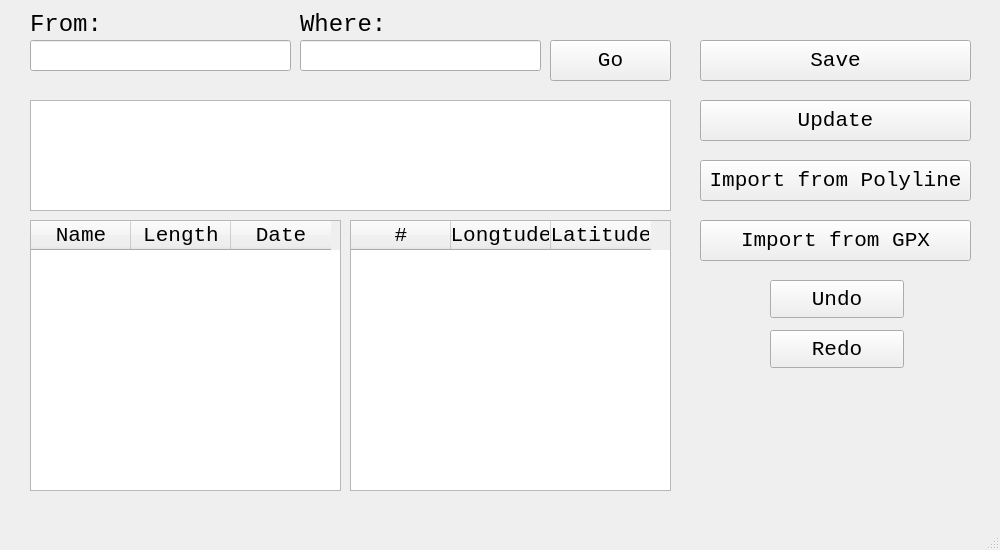
First picture: the form in Lab 1. Routes/editor.ui, repository Panda-Lewandowski/Software-engineering, before the edit.
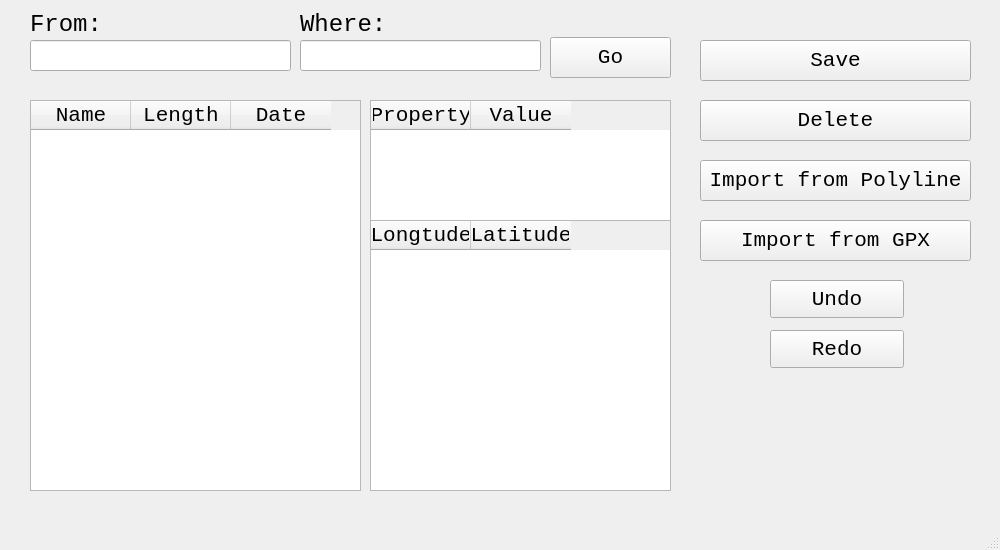
Second picture: the form after the edit.

What changed in the file:
```diff
--- a/Lab 1. Routes/editor.ui
+++ b/Lab 1. Routes/editor.ui
@@ -81,9 +81,9 @@
    <widget class="QTableWidget" name="points">
     <property name="geometry">
      <rect>
-      <x>350</x>
+      <x>370</x>
       <y>220</y>
-      <width>321</width>
+      <width>301</width>
       <height>271</height>
      </rect>
     </property>
@@ -93,17 +93,6 @@
       <pointsize>16</pointsize>
      </font>
     </property>
-    <column>
-     <property name="text">
-      <string>#</string>
-     </property>
-     <property name="font">
-      <font>
-       <family>Courier New</family>
-       <pointsize>16</pointsize>
-      </font>
-     </property>
-    </column>
     <column>
      <property name="text">
       <string>Longtude</string>
@@ -165,21 +154,11 @@
      <string>Undo</string>
     </property>
    </widget>
-   <widget class="QTextEdit" name="text">
-    <property name="geometry">
-     <rect>
-      <x>30</x>
-      <y>100</y>
-      <width>641</width>
-      <height>111</height>
-     </rect>
-    </property>
-   </widget>
    <widget class="QPushButton" name="go">
     <property name="geometry">
      <rect>
       <x>550</x>
-      <y>40</y>
+      <y>37</y>
       <width>121</width>
       <height>41</height>
      </rect>
@@ -267,16 +246,16 @@
      </font>
     </property>
     <property name="text">
-     <string>Update</string>
+     <string>Delete</string>
     </property>
    </widget>
    <widget class="QTableWidget" name="routes">
     <property name="geometry">
      <rect>
       <x>30</x>
-      <y>220</y>
-      <width>311</width>
-      <height>271</height>
+      <y>100</y>
+      <width>331</width>
+      <height>391</height>
      </rect>
     </property>
     <property name="font">
@@ -319,6 +298,44 @@
      </property>
     </column>
    </widget>
+   <widget class="QTableWidget" name="info">
+    <property name="geometry">
+     <rect>
+      <x>370</x>
+      <y>100</y>
+      <width>301</width>
+      <height>121</height>
+     </rect>
+    </property>
+    <property name="font">
+     <font>
+      <family>Courier New</family>
+      <pointsize>16</pointsize>
+     </font>
+    </property>
+    <column>
+     <property name="text">
+      <string>Property</string>
+     </property>
+     <property name="font">
+      <font>
+       <family>Courier New</family>
+       <pointsize>16</pointsize>
+      </font>
+     </property>
+    </column>
+    <column>
+     <property name="text">
+      <string>Value</string>
+     </property>
+     <property name="font">
+      <font>
+       <family>Courier New</family>
+       <pointsize>16</pointsize>
+      </font>
+     </property>
+    </column>
+   </widget>
   </widget>
   <widget class="QStatusBar" name="statusbar"/>
  </widget>
```
Left out of the diff: 22 changed lines with no effect on the pictures.
